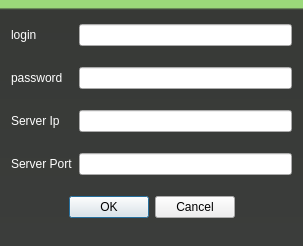
Before: the Qt Designer form src/client/gui/livejamming/app/accountconnection.ui in sush/Live-Jamming, drawn with Qt 5.
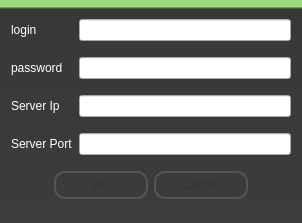
After: the same form once the commit is applied. Icons and pictures are not drawn.

```diff
--- a/src/client/gui/livejamming/app/accountconnection.ui
+++ b/src/client/gui/livejamming/app/accountconnection.ui
@@ -2,6 +2,9 @@
 <ui version="4.0">
  <class>AccountConnection</class>
  <widget class="QDialog" name="AccountConnection">
+  <property name="enabled">
+   <bool>true</bool>
+  </property>
   <property name="geometry">
    <rect>
     <x>0</x>
@@ -10,6 +13,18 @@
     <height>246</height>
    </rect>
   </property>
+  <property name="minimumSize">
+   <size>
+    <width>302</width>
+    <height>192</height>
+   </size>
+  </property>
+  <property name="maximumSize">
+   <size>
+    <width>302</width>
+    <height>223</height>
+   </size>
+  </property>
   <property name="windowTitle">
    <string>Connection</string>
   </property>
@@ -84,6 +99,28 @@
    </item>
    <item row="4" column="0" colspan="2">
     <widget class="QDialogButtonBox" name="buttonBox">
+     <property name="styleSheet">
+      <string notr="true">#AccountConnection QPushButton {
+color: #333;
+border: 2px solid #555;
+border-radius: 11px;
+padding: 5px;
+background: qradialgradient(cx: 0.3, cy: -0.4,
+fx: 0.3, fy: -0.4,
+radius: 1.35, stop: 0 #fff, stop: 1 #888);
+min-width: 80px;
+}
+#AccountConnection QPushButton:hover {
+background: qradialgradient(cx: 0.3, cy: -0.4,
+fx: 0.3, fy: -0.4,
+radius: 1.35, stop: 0 #fff, stop: 1 #bbb);
+}
+#AccountConnection QPushButton:pressed {
+background: qradialgradient(cx: 0.4, cy: -0.1,
+fx: 0.4, fy: -0.1,
+radius: 1.35, stop: 0 #fff, stop: 1 #ddd);
+}</string>
+     </property>
      <property name="orientation">
       <enum>Qt::Horizontal</enum>
      </property>
```
Left out of the diff: 12 changed lines with no effect on the pictures.
